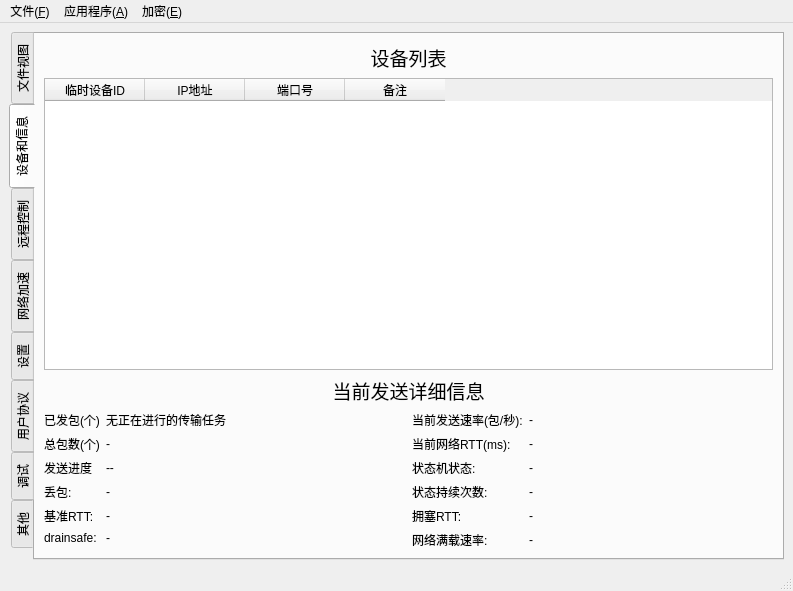
First picture: the form in mainwindow.ui, repository nnpyro1/SyncTunnel, before the edit.
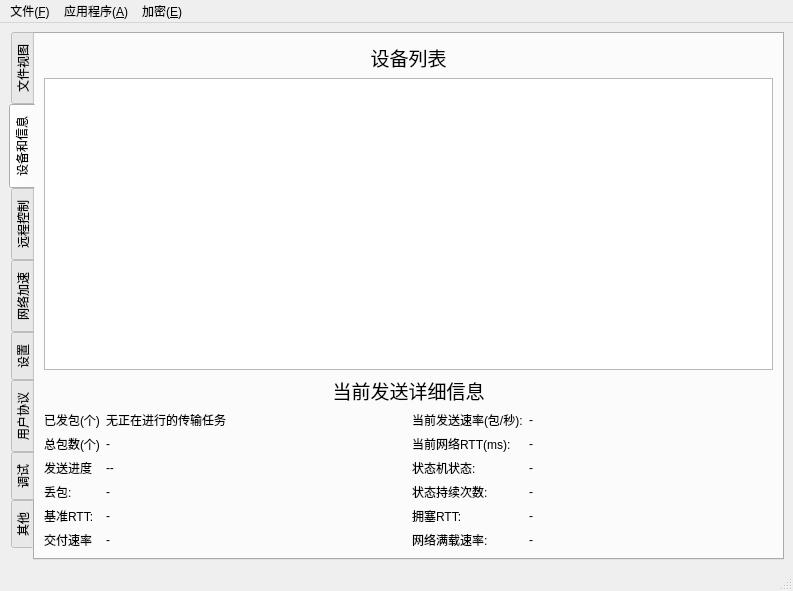
Second picture: the form after the edit. The open tabs and pages were chosen to show the change. Custom widgets are drawn as their Qt base class.

The edit to the form file:
```diff
--- a/mainwindow.ui
+++ b/mainwindow.ui
@@ -409,7 +409,7 @@
             <item row="5" column="0">
              <widget class="QLabel" name="label_38">
               <property name="text">
-               <string>drainsafe:</string>
+               <string>交付速率</string>
               </property>
              </widget>
             </item>
@@ -439,7 +439,7 @@
          </widget>
         </item>
         <item row="1" column="0" colspan="2">
-         <widget class="QTableWidget" name="tableWidget_deviceList">
+         <widget class="QTableView" name="tableView_deviceList">
           <property name="sizePolicy">
            <sizepolicy hsizetype="Expanding" vsizetype="Expanding">
             <horstretch>0</horstretch>
@@ -452,26 +452,6 @@
           <property name="editTriggers">
            <set>QAbstractItemView::EditTrigger::NoEditTriggers</set>
           </property>
-          <column>
-           <property name="text">
-            <string>临时设备ID</string>
-           </property>
-          </column>
-          <column>
-           <property name="text">
-            <string>IP地址</string>
-           </property>
-          </column>
-          <column>
-           <property name="text">
-            <string>端口号</string>
-           </property>
-          </column>
-          <column>
-           <property name="text">
-            <string>备注</string>
-           </property>
-          </column>
          </widget>
         </item>
        </layout>
```
Left out of the diff: 10 changed lines with no effect on the pictures.
